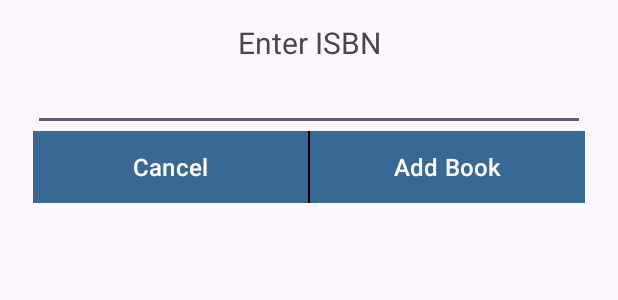
After one commit to dogtoot/BookTracker, an Android app: the layout manual_enter_fragment.xml on its own in the app's theme, with its tools: preview values and no code run, on a phone screen of 412 x 824 dp. The commit adds this screen. Shown: the top 300 px of the screen. Run offline under Robolectric (Android 15) with nearby library versions, the phone set to English and light mode, and no system bars.

Commit message:
Added manual ISBN input.

```diff
--- a/app/src/main/java/com/cj186/booktracker/addbook/AddBookActivity.java
+++ b/app/src/main/java/com/cj186/booktracker/addbook/AddBookActivity.java
@@ -67,6 +67,11 @@ public class AddBookActivity extends AppCompatActivity {
         scanISBNBtn.setOnClickListener(view -> {
             ScanISBNFragment dialog = new ScanISBNFragment();
             dialog.show(getSupportFragmentManager(), "ScanISBN");
+        });
+
+        inputISBNBtn.setOnClickListener(view ->{
+            EnterISBNFragment dialog = new EnterISBNFragment();
+            dialog.show(getSupportFragmentManager(), "EnterISBN");
         });
 
         // Register the image picker for when the image view is pressed.
--- a/app/src/main/java/com/cj186/booktracker/library/BookViewHolder.java
+++ b/app/src/main/java/com/cj186/booktracker/library/BookViewHolder.java
@@ -14,12 +14,14 @@ import com.cj186.booktracker.R;
 public class BookViewHolder extends RecyclerView.ViewHolder{
     // Cover and status for the library.
     private ImageView cover;
+    private ImageView favorite;
     private TextView status;
 
     public BookViewHolder(@NonNull View itemView) {
         // Call the super constructor and set the views.
         super(itemView);
         cover = itemView.findViewById(R.id.book_cover_img);
+        favorite = itemView.findViewById(R.id.favorite);
         status = itemView.findViewById(R.id.book_status);
     }
 
@@ -27,7 +29,7 @@ public class BookViewHolder extends RecyclerView.ViewHolder{
         // Get the imagebytes and assign it converted to a bitmap to cover.
         byte[] imageBytes = book.getImageBytes();
         cover.setImageBitmap(BitmapFactory.decodeByteArray(imageBytes, 0, imageBytes.length));
-
+        favorite.setVisibility(book.isFavorite() ? View.VISIBLE : View.INVISIBLE);
         // Set the status text.
         status.setText(book.getStatus().getLabel());
     }
--- a/app/src/main/java/com/cj186/booktracker/library/MainActivity.java
+++ b/app/src/main/java/com/cj186/booktracker/library/MainActivity.java
@@ -101,6 +101,8 @@ public class MainActivity extends AppCompatActivity {
     }
 
     private void populateLibrary(){
+        boolean useFavorites = favoriteBtn.getText().toString().equals(getString(R.string.favorites_btn_str));
+        adapter.setFilter(!useFavorites);
         // If the adapter is empty, show a textview saying the library has no books.
         if(adapter.getItemCount() == 0){
             emptyTextView.setVisibility(View.VISIBLE);
--- a/app/src/main/res/layout/is_correct_book_fragment.xml
+++ b/app/src/main/res/layout/is_correct_book_fragment.xml
@@ -3,7 +3,8 @@
     xmlns:app="http://schemas.android.com/apk/res-auto"
     xmlns:tools="http://schemas.android.com/tools"
     android:layout_width="match_parent"
-    android:layout_height="match_parent">
+    android:layout_height="wrap_content"
+    android:padding="12dp">
 
     <TextView
         android:id="@+id/textView"
--- /dev/null
+++ b/app/src/main/res/layout/manual_enter_fragment.xml
@@ -0,0 +1,83 @@
+<?xml version="1.0" encoding="utf-8"?>
+<androidx.constraintlayout.widget.ConstraintLayout xmlns:android="http://schemas.android.com/apk/res/android"
+    xmlns:app="http://schemas.android.com/apk/res-auto"
+    xmlns:tools="http://schemas.android.com/tools"
+    android:layout_width="match_parent"
+    android:layout_height="wrap_content"
+    android:padding="12dp">
+
+    <TextView
+        android:id="@+id/header"
+        android:layout_width="0dp"
+        android:layout_height="wrap_content"
+        android:gravity="center"
+        android:text="@string/enter_isbn"
+        android:textSize="20sp"
+        app:layout_constraintBottom_toTopOf="@+id/guideline"
+        app:layout_constraintEnd_toEndOf="parent"
+        app:layout_constraintHorizontal_bias="0.5"
+        app:layout_constraintStart_toStartOf="parent"
+        app:layout_constraintTop_toTopOf="parent"
+        app:layout_constraintVertical_bias="0.026"
+        app:layout_constraintWidth_percent=".95" />
+
+    <EditText
+        android:id="@+id/isbn"
+        android:layout_width="0dp"
+        android:layout_height="wrap_content"
+        android:inputType="number"
+        app:layout_constraintBottom_toTopOf="@+id/bottom_btn_bar"
+        app:layout_constraintEnd_toEndOf="parent"
+        app:layout_constraintHorizontal_bias="0.5"
+        app:layout_constraintStart_toStartOf="parent"
+        app:layout_constraintTop_toBottomOf="@+id/header"
+        app:layout_constraintVertical_bias="0.5"
+        app:layout_constraintWidth_percent=".95" />
+
+    <LinearLayout
+        android:id="@+id/bottom_btn_bar"
+        android:layout_width="0dp"
+        android:layout_height="wrap_content"
+        android:orientation="horizontal"
+        app:layout_constraintBottom_toTopOf="@+id/guideline"
+        app:layout_constraintEnd_toEndOf="parent"
+        app:layout_constraintHorizontal_bias="0.5"
+        app:layout_constraintStart_toStartOf="parent"
+        app:layout_constraintTop_toBottomOf="@+id/header"
+        app:layout_constraintWidth_percent=".95"
+        app:layout_constraintVertical_bias="1">
+
+        <Button
+            android:id="@+id/cancel"
+            android:layout_width="0dp"
+            android:layout_height="wrap_content"
+            android:layout_weight="1"
+            android:background="@drawable/square_button"
+            android:drawSelectorOnTop="true"
+            android:text="@string/cancel"
+            android:textSize="16sp" />
+
+        <View
+            android:layout_width="1dp"
+            android:layout_height="match_parent"
+            android:background="#000000" />
+
+        <Button
+            android:id="@+id/add"
+            android:layout_width="0dp"
+            android:layout_height="wrap_content"
+            android:layout_weight="1"
+            android:background="@drawable/square_button"
+            android:drawSelectorOnTop="true"
+            android:text="@string/add_book_btn_str"
+            android:textSize="16sp" />
+    </LinearLayout>
+
+    <androidx.constraintlayout.widget.Guideline
+        android:id="@+id/guideline"
+        android:layout_width="wrap_content"
+        android:layout_height="wrap_content"
+        android:orientation="horizontal"
+        app:layout_constraintGuide_percent="1.0" />
+
+</androidx.constraintlayout.widget.ConstraintLayout>
--- a/app/src/main/res/values/strings.xml
+++ b/app/src/main/res/values/strings.xml
@@ -12,4 +12,5 @@
     <string name="hello_blank_fragment">Hello blank fragment</string>
     <string name="is_this_the_correct_book">Is this the correct book?</string>
     <string name="publish_year_s">Publish Year: %s</string>
+    <string name="enter_isbn">Enter ISBN</string>
 </resources>
```
Also changed, not shown: app/src/main/java/com/cj186/booktracker/addbook/EnterISBNFragment.java (added, +49 -0 lines), app/src/main/res/drawable/favorite_background.xml (added, +10 -0 lines), app/src/main/res/layout/book_cover.xml (+9 -2 lines).
